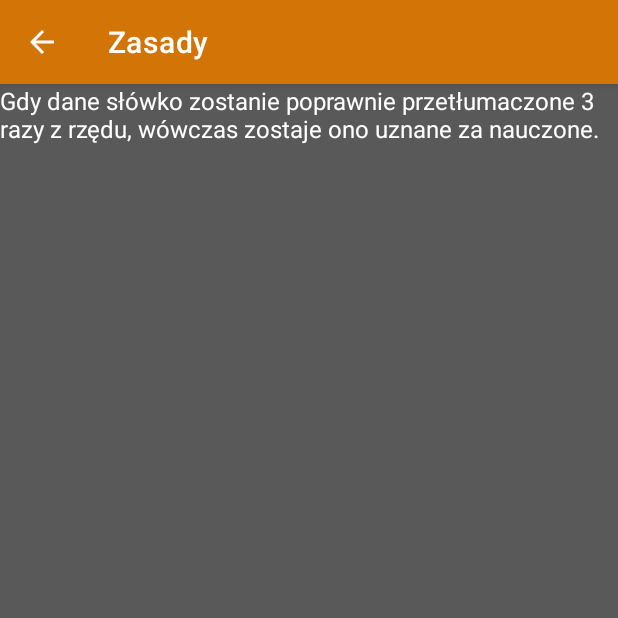
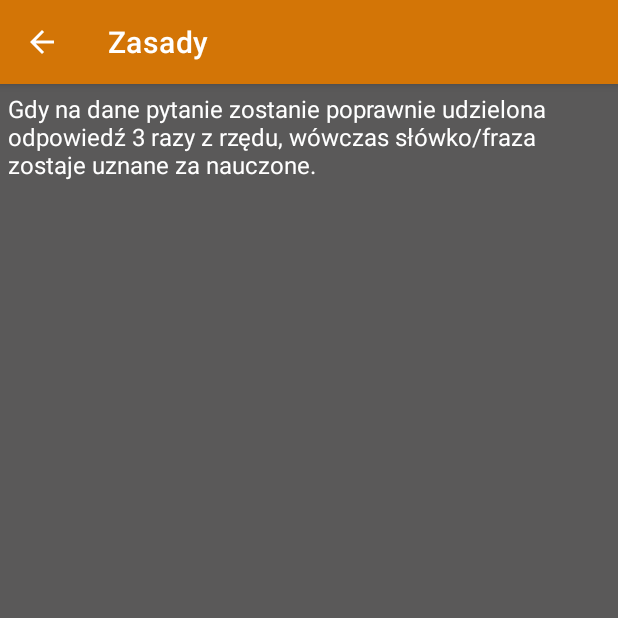
Before and after one commit to adrian5235/Quiz, an Android app: the RulesActivity screen opened directly, with no data from a screen before it, on a phone screen of 412 x 824 dp, the top half of it. Run offline under Robolectric (Android 15) with nearby library versions, the phone set to English and light mode, and no system bars.

Commit message:
Cosmetic rules and statistics changes

```diff
--- a/app/src/main/java/pl/kalisz/akademia/pup/adrian/quiz/activities/RulesActivity.java
+++ b/app/src/main/java/pl/kalisz/akademia/pup/adrian/quiz/activities/RulesActivity.java
@@ -17,7 +17,7 @@ public class RulesActivity extends AppCompatActivity {
         setContentView(R.layout.activity_rules);
 
         TextView textViewRules = findViewById(R.id.textViewRules);
-        textViewRules.setText("Gdy dane słówko zostanie poprawnie przetłumaczone 3 razy z rzędu," +
-                " wówczas zostaje ono uznane za nauczone.");
+        textViewRules.setText("Gdy na dane pytanie zostanie poprawnie udzielona odpowiedź 3 razy z rzędu," +
+                " wówczas słówko/fraza zostaje uznane za nauczone.");
     }
 }
--- a/app/src/main/res/layout/activity_rules.xml
+++ b/app/src/main/res/layout/activity_rules.xml
@@ -9,6 +9,8 @@
     <TextView
         android:layout_width="wrap_content"
         android:layout_height="wrap_content"
-        android:id="@+id/textViewRules" />
+        android:id="@+id/textViewRules"
+        android:layout_marginTop="5dp"
+        android:layout_marginStart="5dp" />
 
 </LinearLayout>
--- a/app/src/main/res/layout/activity_statistics.xml
+++ b/app/src/main/res/layout/activity_statistics.xml
@@ -48,5 +48,6 @@ android:gravity="center">
         android:layout_height="wrap_content"
         android:id="@+id/buttonReset"
         android:text="@string/progression_reset"
-        android:onClick="resetProgression" />
+        android:onClick="resetProgression"
+        android:layout_marginTop="10dp" />
 </LinearLayout>
```
